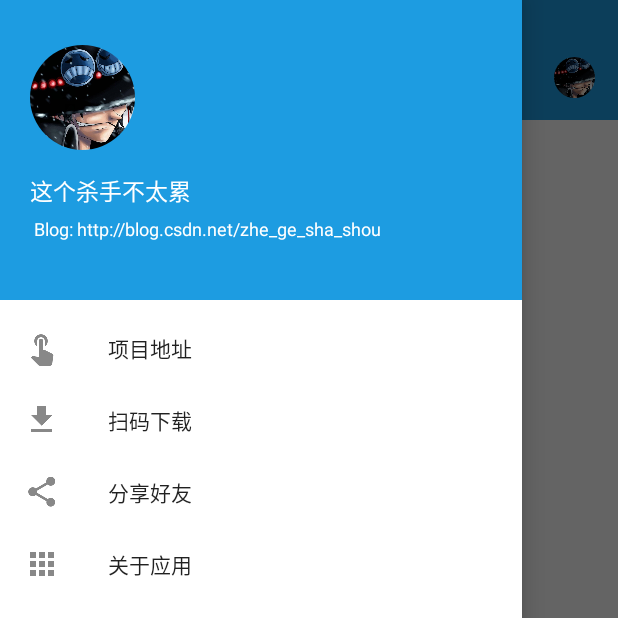
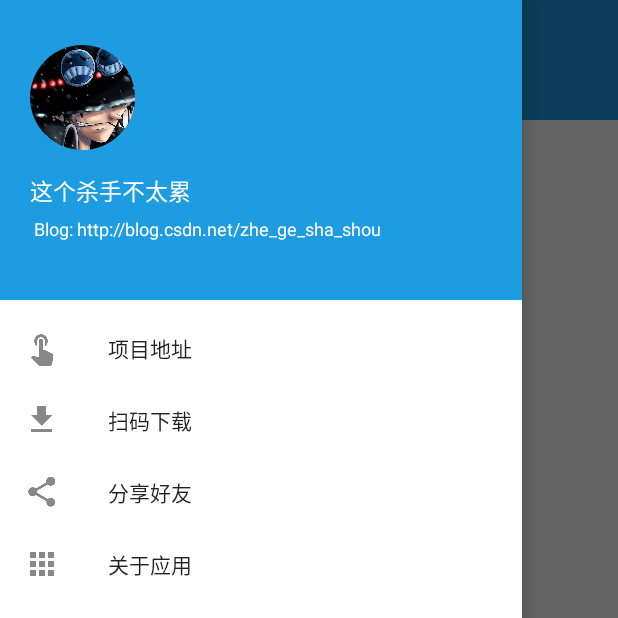
Before and after one commit to yuesetaimei/news_client, an Android app: the screen it shows after launch (MainActivity), with the side drawer open, on a phone screen of 412 x 824 dp, the top half of it. Run offline under Robolectric (Android 15) with nearby library versions, the phone set to English and light mode, and no system bars; our stand-ins replace ButterKnife, CircleImageView, EventBus, RxJava; libraries missing offline, so code that uses them is left out: com.franmontiel.persistentcookiejar, com.roughike.bottombar; plain views replace BottomBar; pictures from the network do not load; 5 statements that could not run were skipped.

Commit message:
修改镜像图标显示问题

```diff
--- a/app/src/main/java/com/tlkg/news/app/activity/MainActivity.java
+++ b/app/src/main/java/com/tlkg/news/app/activity/MainActivity.java
@@ -16,8 +16,6 @@ import android.support.v4.app.Fragment;
 import android.support.v4.widget.DrawerLayout;
 import android.support.v7.app.ActionBar;
 import android.support.v7.widget.Toolbar;
-import android.util.EventLog;
-import android.util.Log;
 import android.view.Gravity;
 import android.view.MenuItem;
 import android.view.View;
@@ -46,7 +44,6 @@ import com.tlkg.news.app.ui.dialog.ProjectAddressDialog;
 import com.tlkg.news.app.ui.dialog.ScanDownLoadDialog;
 import com.tlkg.news.app.ui.view.ConfigShowTabPopWindow;
 import com.tlkg.news.app.util.DensityUtil;
-import com.tlkg.news.app.util.PhoneUtil;
 import com.tlkg.news.app.view.statusbar.StatusBarUtil;
 
 import org.greenrobot.eventbus.EventBus;
@@ -195,7 +192,6 @@ public class MainActivity extends BaseActivity implements View.OnClickListener {
             @Override
             public void run() {
                 myCircleImageView = addMirrorView(parentRl, toolBarHeadImg);
-                toolBarHeadImg.setVisibility(View.GONE);
             }
         });
     }
@@ -402,11 +398,10 @@ public class MainActivity extends BaseActivity implements View.OnClickListener {
         Bitmap bitmap = Bitmap.createBitmap(view.getDrawingCache());
 //        mirrorView.setImageBitmap(bitmap);
         mirrorView.setImageResource(R.drawable.iv_menu_head);
+        mirrorView.setVisibility(View.GONE);
         view.setDrawingCacheEnabled(false);
         int[] locations = new int[2];
         view.getLocationOnScreen(locations);
-        Log.i("wxq", "width:" + bitmap.getWidth());
-        Log.i("wxq", "height:" + bitmap.getHeight());
         mirrorX = locations[0] + bitmap.getWidth() / 2;
         mirrorY = locations[1] + bitmap.getHeight() / 2;
         RelativeLayout.LayoutParams params = new RelativeLayout.LayoutParams(bitmap.getWidth(), bitmap.getHeight());
```
